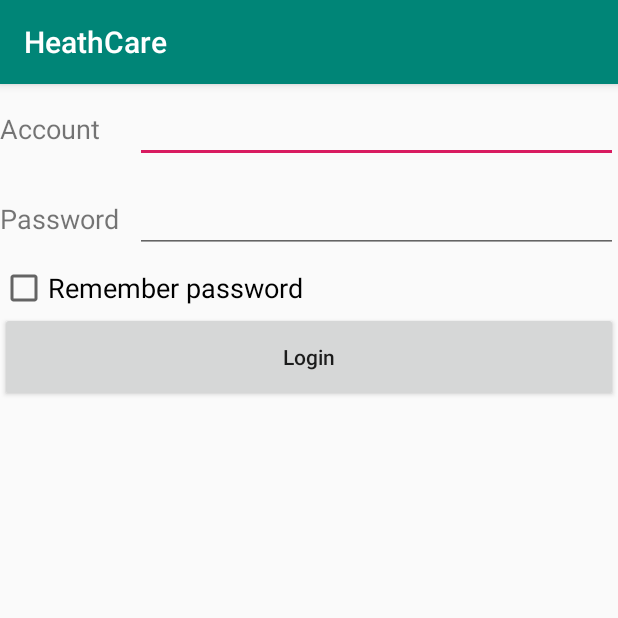
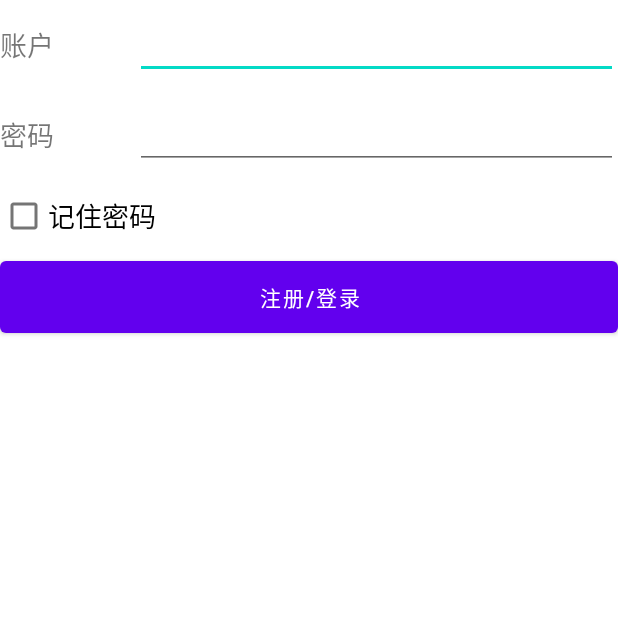
Before and after one commit to addaddgo/HealthCare, an Android app: the screen it shows after launch (LoginActivity), on a phone screen of 412 x 824 dp, the top half of it. Run offline under Robolectric (Android 15) with nearby library versions, the light colour scheme and no system bars.

Commit message:
modified color to the designer

```diff
--- a/app/src/main/AndroidManifest.xml
+++ b/app/src/main/AndroidManifest.xml
@@ -14,7 +14,8 @@
         <activity android:name=".MainActivity">
 
         </activity>
-        <activity android:name=".LoginActivity">
+        <activity android:name=".base_package.LoginActivity"
+            android:theme="@style/LoginTheme">
             <intent-filter>
                 <action android:name="android.intent.action.MAIN" />
                 <category android:name="android.intent.category.LAUNCHER" />
--- a/app/src/main/java/com/kyle/heathcare/ActivityCollector.java
+++ b/app/src/main/java/com/kyle/heathcare/base_package/ActivityCollector.java
@@ -1,4 +1,4 @@
-package com.kyle.heathcare;
+package com.kyle.heathcare.base_package;
 
 import android.app.Activity;
 
--- a/app/src/main/java/com/kyle/heathcare/BaseActivity.java
+++ b/app/src/main/java/com/kyle/heathcare/base_package/BaseActivity.java
@@ -1,4 +1,4 @@
-package com.kyle.heathcare;
+package com.kyle.heathcare.base_package;
 
 import android.content.BroadcastReceiver;
 import android.content.Context;
--- a/app/src/main/java/com/kyle/heathcare/LoginActivity.java
+++ b/app/src/main/java/com/kyle/heathcare/base_package/LoginActivity.java
@@ -1,16 +1,20 @@
-package com.kyle.heathcare;
+package com.kyle.heathcare.base_package;
 
 import android.content.Intent;
 import android.content.SharedPreferences;
 import android.os.Bundle;
 import android.preference.PreferenceManager;
+import android.support.v7.app.AppCompatActivity;
 import android.view.View;
 import android.widget.Button;
 import android.widget.CheckBox;
 import android.widget.EditText;
 import android.widget.Toast;
 
-public class LoginActivity extends BaseActivity {
+import com.kyle.heathcare.MainActivity;
+import com.kyle.heathcare.R;
+
+public class LoginActivity extends AppCompatActivity {
 
     private SharedPreferences pref;
     private SharedPreferences.Editor editor;
--- a/app/src/main/res/layout/activity_login.xml
+++ b/app/src/main/res/layout/activity_login.xml
@@ -5,7 +5,7 @@
     android:layout_width="match_parent"
     android:layout_height="match_parent"
     android:orientation="vertical"
-    tools:context=".LoginActivity">
+    tools:context=".base_package.LoginActivity">
 
     <LinearLayout
         android:layout_width="match_parent"
@@ -17,7 +17,7 @@
             android:layout_height="wrap_content"
             android:layout_gravity="center_vertical"
             android:textSize="18sp"
-            android:text="Account" />
+            android:text="@string/account" />
 
         <EditText
             android:id="@+id/account"
@@ -35,7 +35,7 @@
             android:layout_width="90dp"
             android:layout_height="wrap_content"
             android:layout_gravity="center_vertical"
-            android:text="Password"
+            android:text="@string/password"
             android:textSize="18sp" />
 
 
@@ -53,7 +53,7 @@
         android:layout_height="wrap_content">
         <CheckBox
             android:id="@+id/remember_password"
-            android:text="Remember password"
+            android:text="@string/remember_password"
             android:textSize="18sp"
             android:layout_width="wrap_content"
             android:layout_height="wrap_content" />
@@ -63,5 +63,5 @@
         android:layout_width="match_parent"
         android:layout_height="60dp"
         android:textAllCaps="false"
-        android:text="Login"/>
+        android:text="@string/login"/>
 </LinearLayout>
--- a/app/src/main/res/menu/navigation.xml
+++ b/app/src/main/res/menu/navigation.xml
@@ -2,9 +2,9 @@
 <menu xmlns:android="http://schemas.android.com/apk/res/android">
 
     <item
-        android:id="@+id/navigation_home"
+        android:id="@+id/navigation_homepage"
         android:icon="@mipmap/home"
-        android:title="@string/title_home" />
+        android:title="@string/title_homepage" />
 
     <item
         android:id="@+id/navigation_health"
--- a/app/src/main/res/values/colors.xml
+++ b/app/src/main/res/values/colors.xml
@@ -1,6 +1,8 @@
 <?xml version="1.0" encoding="utf-8"?>
 <resources>
-    <color name="colorPrimary">#008577</color>
-    <color name="colorPrimaryDark">#00574B</color>
-    <color name="colorAccent">#D81B60</color>
+    <color name="colorPrimary">#6deafe</color>
+    <color name="colorPrimaryDark">#001069</color>
+    <color name="colorAccent">#00fd21</color>
+    <color name="colorBackground">#13237d</color>
+
 </resources>
--- a/app/src/main/res/values/strings.xml
+++ b/app/src/main/res/values/strings.xml
@@ -1,9 +1,11 @@
 <resources>
     <string name="app_name">HeathCare</string>
-    <string name="title_home">主页</string>
-    <string name="title_dashboard">Dashboard</string>
-    <string name="title_notifications">Notifications</string>
+    <string name="title_homepage">主页</string>
     <string name="title_health">健康</string>
     <string name="title_driving">行驶</string>
     <string name="title_center">个人中心</string>
+    <string name="account">账户</string>
+    <string name="password">密码</string>
+    <string name="remember_password">记住密码</string>
+    <string name="login">注册/登录</string>
 </resources>
--- a/app/src/main/res/values/styles.xml
+++ b/app/src/main/res/values/styles.xml
@@ -1,11 +1,14 @@
 <resources>
 
     <!-- Base application theme. -->
-    <style name="AppTheme" parent="Theme.AppCompat.Light.DarkActionBar">
+    <style name="AppTheme" parent="Theme.MaterialComponents.Light.NoActionBar">
         <!-- Customize your theme here. -->
         <item name="colorPrimary">@color/colorPrimary</item>
         <item name="colorPrimaryDark">@color/colorPrimaryDark</item>
         <item name="colorAccent">@color/colorAccent</item>
+        <item name="android:windowBackground">@color/colorBackground</item>
+    </style>
+    <style name="LoginTheme" parent="Theme.MaterialComponents.Light.NoActionBar">
     </style>
 
 </resources>
```
Also changed, not shown: app/src/main/java/com/kyle/heathcare/MainActivity.java (+31 -5 lines), app/src/main/java/com/kyle/heathcare/fragment_package/CenterFragment.java (added, +17 -0 lines), app/src/main/java/com/kyle/heathcare/fragment_package/DrivingFragment.java (added, +17 -0 lines), app/src/main/java/com/kyle/heathcare/fragment_package/HealthFragment.java (added, +17 -0 lines), app/src/main/java/com/kyle/heathcare/fragment_package/HomepageFragment.java (added, +17 -0 lines), app/src/main/res/layout/activity_main.xml (+8 -2 lines), app/src/main/res/layout/center_frag.xml (added, +10 -0 lines), app/src/main/res/layout/driving_frag.xml (added, +10 -0 lines), app/src/main/res/layout/health_frag.xml (added, +10 -0 lines), app/src/main/res/layout/homepage_frag.xml (added, +10 -0 lines), app/src/main/res/drawable-v24/ic_driving.png (added).
